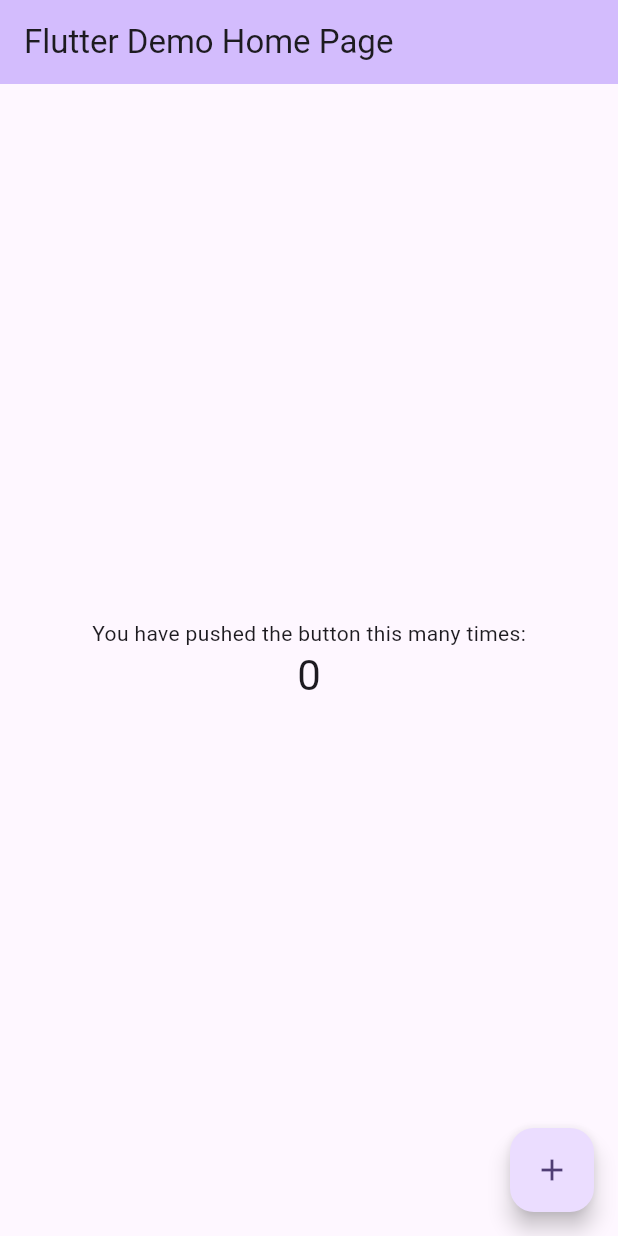
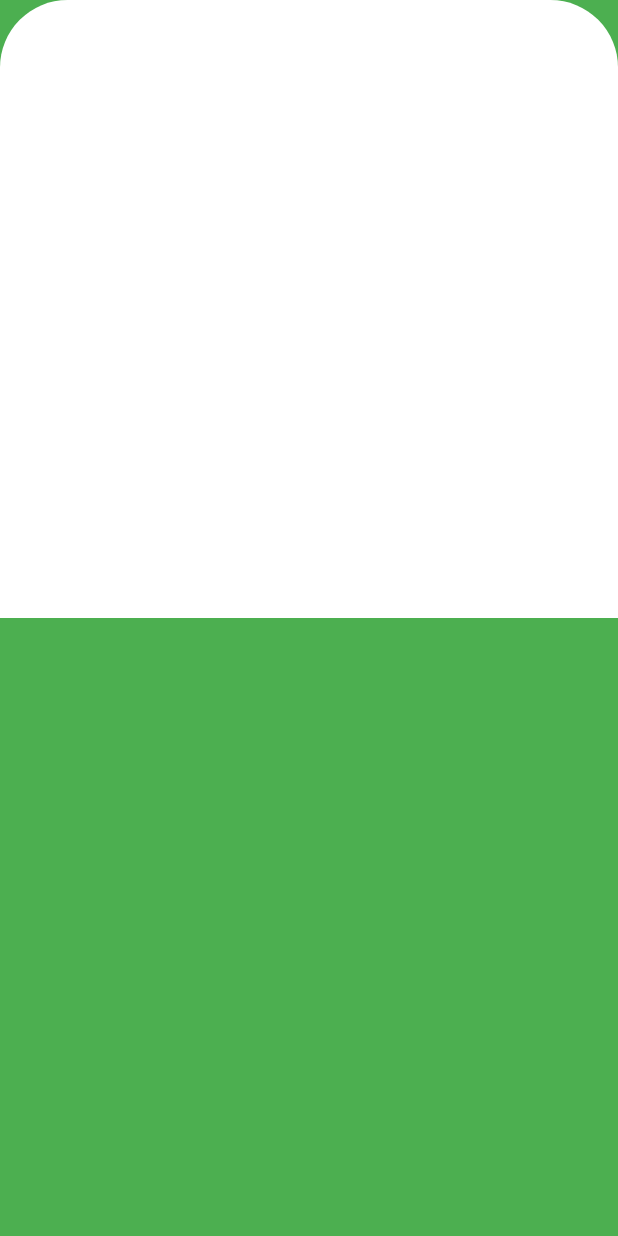
Before and after one commit to rafaeldasilvalcides/greengrocer, a Flutter app: the screen it shows after launch, on a phone screen of 412 x 824 dp. Run offline on Flutter 3.47's test engine with Material 3 defaults, Android fonts, the phone set to English and light mode, and no system bars.

Commit message:
create branch auth

```diff
--- a/lib/main.dart
+++ b/lib/main.dart
@@ -1,4 +1,5 @@
 import 'package:flutter/material.dart';
+import 'package:greengrocer/src/auth/sign_in_screen.dart';
 void main() {
   runApp(const MyApp());
 }
@@ -7,54 +8,13 @@ class MyApp extends StatelessWidget {
   @override
   Widget build(BuildContext context) {
     return MaterialApp(
-      title: 'Flutter Demo',
+      title: 'Greengrocer',
       theme: ThemeData(
         colorScheme: ColorScheme.fromSeed(seedColor: Colors.deepPurple),
         useMaterial3: true,
       ),
-      home: const MyHomePage(title: 'Flutter Demo Home Page'),
+      debugShowCheckedModeBanner: false,
+      home: const SignInScreen(),
     );
   }
 }
-class MyHomePage extends StatefulWidget {
-  const MyHomePage({super.key, required this.title});
-  final String title;
-  @override
-  State<MyHomePage> createState() => _MyHomePageState();
-}
-class _MyHomePageState extends State<MyHomePage> {
-  int _counter = 0;
-  void _incrementCounter() {
-    setState(() {
-      _counter++;
-    });
-  }
-  @override
-  Widget build(BuildContext context) {
-    return Scaffold(
-      appBar: AppBar(
-        backgroundColor: Theme.of(context).colorScheme.inversePrimary,
-        title: Text(widget.title),
-      ),
-      body: Center(
-        child: Column(
-          mainAxisAlignment: MainAxisAlignment.center,
-          children: <Widget>[
-            const Text(
-              'You have pushed the button this many times:',
-            ),
-            Text(
-              '$_counter',
-              style: Theme.of(context).textTheme.headlineMedium,
-            ),
-          ],
-        ),
-      ),
-      floatingActionButton: FloatingActionButton(
-        onPressed: _incrementCounter,
-        tooltip: 'Increment',
-        child: const Icon(Icons.add),
-      ),
-    );
-  }
-}
--- /dev/null
+++ b/lib/src/auth/sign_in_screen.dart
@@ -0,0 +1,31 @@
+import 'package:flutter/material.dart';
+
+class SignInScreen extends StatelessWidget {
+  const SignInScreen({super.key});
+
+  @override
+  Widget build(BuildContext context) {
+    return Scaffold(
+      backgroundColor: Colors.green,
+      body: Column(
+        children: [
+          Expanded(
+            child: Container(
+              decoration: const BoxDecoration(
+                color: Colors.white,
+                borderRadius: BorderRadius.vertical(
+                  top: Radius.circular(45),
+                ),
+              ),
+            ),
+          ),
+          Expanded(
+            child: Container(
+              color: Colors.green,
+            ),
+          ),
+        ],
+      ),
+    );
+  }
+}
```
